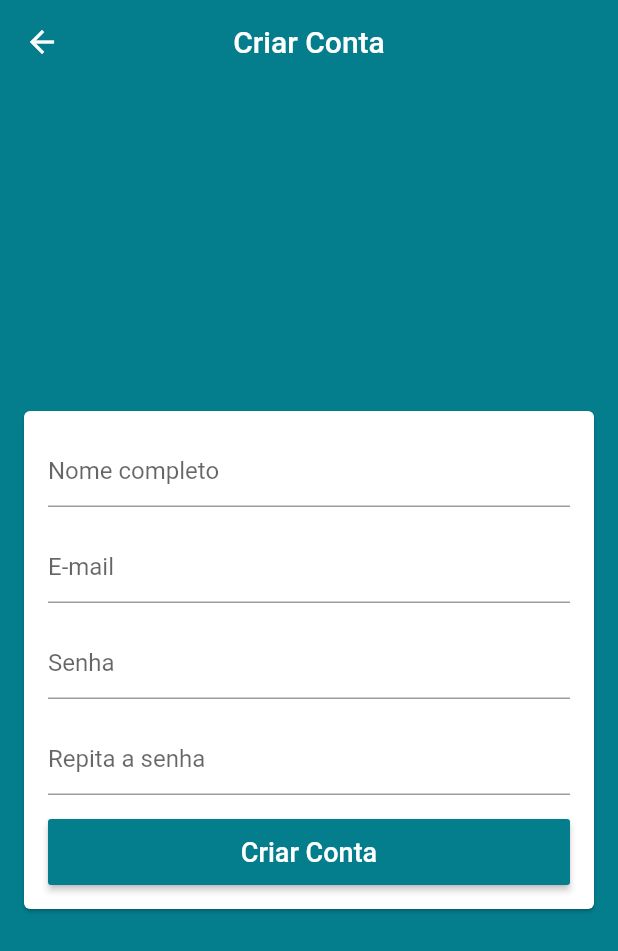
After one commit to diogocavassani/LojaVirtual, a Flutter app: the SignUpScreen screen opened by its route, on a phone screen of 412 x 824 dp. The commit adds this screen. Shown: the top 951 px of the screen. Run offline on Flutter 3.47's test engine with Material 2 defaults, Android fonts, the phone set to English and light mode, and no system bars; our stand-ins replace cloud_firestore, firebase_auth; accounts and stored records are empty.

Commit message:
Cadastro com E-mail e Senha

```diff
--- a/lib/models/user.dart
+++ b/lib/models/user.dart
@@ -1,5 +1,29 @@
+import 'package:cloud_firestore/cloud_firestore.dart';
+
 class User {
-  User({this.email, this.pass});
+  User({this.id, this.email, this.pass, this.nome});
+
+  User.fromDocument(DocumentSnapshot document) {
+    id = document.documentID;
+    nome = document.data['name'] as String;
+    email = document.data['email'] as String;
+  }
+  String id;
+  String nome;
   String email;
   String pass;
+  String confirmPass;
+
+  DocumentReference get firestoreRef =>
+      Firestore.instance.document('users/$id');
+  Future<void> saveData() async {
+    await firestoreRef.setData(toMap());
+  }
+
+  Map<String, dynamic> toMap() {
+    return {
+      'name': nome,
+      'email': email,
+    };
+  }
 }
--- a/lib/screens/base/base_screen.dart
+++ b/lib/screens/base/base_screen.dart
@@ -1,7 +1,6 @@
 import 'package:flutter/material.dart';
 import 'package:loja_virtual/common/custom_drawer/custom_drawer.dart';
 import 'package:loja_virtual/models/page_manager.dart';
-import 'package:loja_virtual/screens/login/login_screen.dart';
 import 'package:provider/provider.dart';
 
 class BaseScreen extends StatelessWidget {
@@ -15,7 +14,6 @@ class BaseScreen extends StatelessWidget {
         controller: pageController,
         physics: const NeverScrollableScrollPhysics(),
         children: <Widget>[
-          LoginScreen(),
           Scaffold(
             drawer: CustomDrawer(),
             appBar: AppBar(
--- /dev/null
+++ b/lib/screens/signup/signup_screen.dart
@@ -0,0 +1,151 @@
+import 'package:flutter/material.dart';
+import 'package:loja_virtual/models/user_manager.dart';
+import 'package:provider/provider.dart';
+import 'package:loja_virtual/helpers/validators.dart';
+import 'package:loja_virtual/models/user.dart';
+
+class SignUpScreen extends StatelessWidget {
+  final GlobalKey<FormState> formKey = GlobalKey<FormState>();
+  final GlobalKey<ScaffoldState> scaffoldKey = GlobalKey<ScaffoldState>();
+
+  final User user = User();
+  @override
+  Widget build(BuildContext context) {
+    return Scaffold(
+      key: scaffoldKey,
+      appBar: AppBar(
+        title: const Text('Criar Conta'),
+        centerTitle: true,
+      ),
+      body: Center(
+        child: Card(
+          margin: const EdgeInsets.symmetric(horizontal: 16),
+          child: Form(
+              key: formKey,
+              child: Consumer<UserManager>(
+                builder: (_, userManager, __) {
+                  return ListView(
+                    padding: const EdgeInsets.all(16),
+                    shrinkWrap: true,
+                    children: <Widget>[
+                      TextFormField(
+                        decoration:
+                            const InputDecoration(hintText: 'Nome completo'),
+                        enabled: !userManager.loading,
+                        validator: (name) {
+                          if (name.isEmpty) {
+                            return 'Campo Obrigatório';
+                          } else if (name.trim().split(' ').length <= 1) {
+                            return 'Preencha seu nome completo';
+                          }
+                          return null;
+                        },
+                        onSaved: (name) => user.nome = name,
+                      ),
+                      const SizedBox(height: 16),
+                      TextFormField(
+                        decoration: const InputDecoration(hintText: 'E-mail'),
+                        enabled: !userManager.loading,
+                        keyboardType: TextInputType.emailAddress,
+                        validator: (email) {
+                          if (email.isEmpty) {
+                            return 'Campo Obrigatório';
+                          } else if (!emailValid(email))
+                            return 'E-mail inválido';
+                          return null;
+                        },
+                        onSaved: (email) => user.email = email,
+                      ),
+                      const SizedBox(height: 16),
+                      TextFormField(
+                        decoration: const InputDecoration(hintText: 'Senha'),
+                        enabled: !userManager.loading,
+                        obscureText: true,
+                        autocorrect: false,
+                        validator: (pass) {
+                          if (pass.isEmpty) {
+                            return 'Campo Obrigatório';
+                          } else if (pass.length < 6) {
+                            return 'Senha muito curta';
+                          }
+                          return null;
+                        },
+                        onSaved: (pass) => user.pass = pass,
+                      ),
+                      const SizedBox(height: 16),
+                      TextFormField(
+                        decoration:
+                            const InputDecoration(hintText: 'Repita a senha'),
+                        enabled: !userManager.loading,
+                        obscureText: true,
+                        autocorrect: false,
+                        validator: (pass) {
+                          if (pass.isEmpty) {
+                            return 'Campo Obrigatório';
+                          } else if (pass.length < 6) {
+                            return 'Senha muito curta';
+                          }
+                          return null;
+                        },
+                        onSaved: (confirmPass) =>
+                            user.confirmPass = confirmPass,
+                      ),
+                      const SizedBox(height: 16),
+                      SizedBox(
+                        height: 44,
+                        child: RaisedButton(
+                          color: Theme.of(context).primaryColor,
+                          disabledColor:
+                              Theme.of(context).primaryColor.withAlpha(100),
+                          textColor: Colors.white,
+                          onPressed: userManager.loading
+                              ? null
+                              : () {
+                                  formKey.currentState.validate();
+                                  formKey.currentState.save();
+                                  if (user.pass != user.confirmPass) {
+                                    scaffoldKey.currentState.showSnackBar(
+                                      const SnackBar(
+                                        content: Text('Senha diferentes'),
+                                        backgroundColor: Colors.red,
+                                      ),
+                                    );
+                                    return;
+                                  }
+                                  userManager.signUp(
+                                    user: user,
+                                    onSuccess: () {
+                                      debugPrint('Sucesso');
+                                      Navigator.of(context).pop();
+                                    },
+                                    onFail: (e) {
+                                      debugPrint(e.toString());
+                                      scaffoldKey.currentState.showSnackBar(
+                                        const SnackBar(
+                                          content: Text('Cadastro incorreto'),
+                                          backgroundColor: Colors.red,
+                                        ),
+                                      );
+                                    },
+                                  );
+                                },
+                          child: userManager.loading
+                              ? CircularProgressIndicator(
+                                  valueColor:
+                                      AlwaysStoppedAnimation(Colors.white),
+                                )
+                              : const Text(
+                                  'Criar Conta',
+                                  style: TextStyle(fontSize: 18),
+                                ),
+                        ),
+                      )
+                    ],
+                  );
+                },
+              )),
+        ),
+      ),
+    );
+  }
+}
```
Also changed, not shown: lib/common/custom_drawer/custom_drawer.dart (+20 -1 lines), lib/common/custom_drawer/custom_drawer_header.dart (added, +52 -0 lines), lib/main.dart (+16 -3 lines), lib/models/user_manager.dart (+34 -5 lines), lib/screens/login/login_screen.dart (+10 -1 lines).
